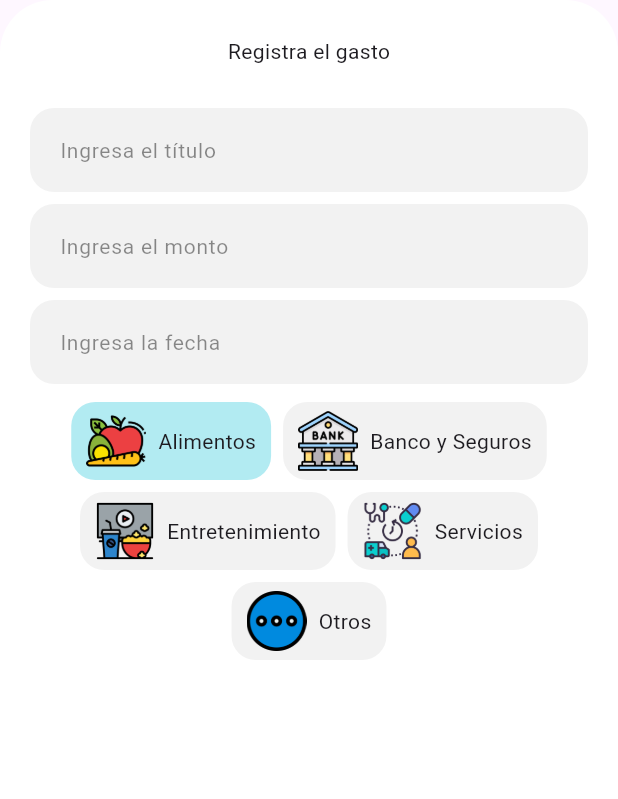
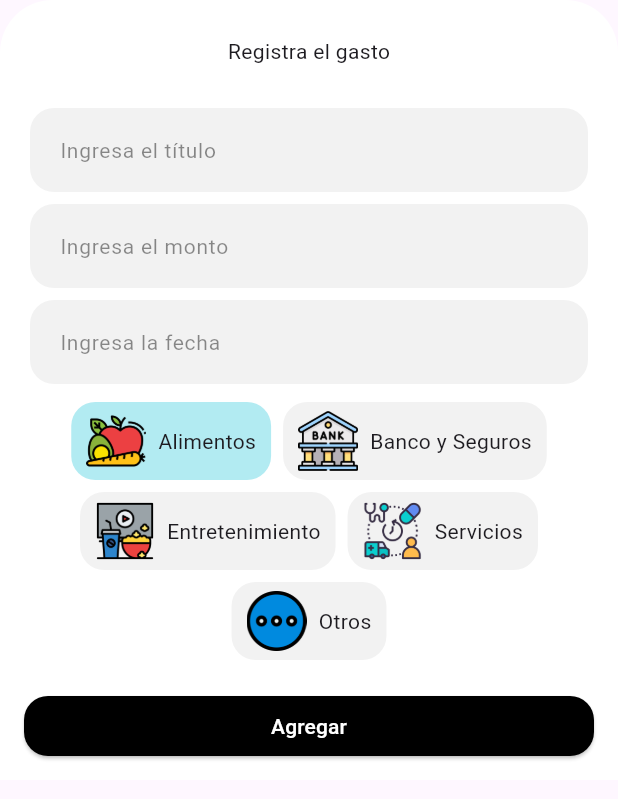
Before and after one commit to fr4nsgallegos/gastosappg10, a Flutter app: the RegisterModal widget shown alone on an empty page, opened directly, on a phone screen of 412 x 824 dp. Shown: the top 799 px of the screen. Run offline on Flutter 3.47's test engine with Material 3 defaults, Android fonts, the phone set to English and light mode, and no system bars.

Commit message:
finish interface

```diff
--- a/lib/pages/home_page.dart
+++ b/lib/pages/home_page.dart
@@ -14,7 +14,11 @@ class _HomePageState extends State<HomePage> {
       backgroundColor: Colors.transparent,
       context: context,
       builder: (BuildContext contex) {
-        return RegisterModal();
+        return Padding(
+          padding:
+              EdgeInsets.only(bottom: MediaQuery.of(context).viewInsets.bottom),
+          child: RegisterModal(),
+        );
       },
     );
   }
--- a/lib/widgets/register_modal.dart
+++ b/lib/widgets/register_modal.dart
@@ -15,17 +15,41 @@ class _RegisterModalState extends State<RegisterModal> {
 
   String typeSelected = "Alimentos";
 
+  _builAddButton() {
+    return Container(
+      margin: EdgeInsets.symmetric(vertical: 16),
+      width: double.infinity,
+      height: 40,
+      child: ElevatedButton(
+        style: ElevatedButton.styleFrom(
+          backgroundColor: Colors.black,
+          shape: RoundedRectangleBorder(
+            borderRadius: BorderRadius.circular(16),
+          ),
+        ),
+        onPressed: () {},
+        child: Text(
+          "Agregar",
+          style: TextStyle(
+            color: Colors.white,
+          ),
+        ),
+      ),
+    );
+  }
+
   @override
   Widget build(BuildContext context) {
     return Container(
       width: double.infinity,
-      padding: EdgeInsets.symmetric(vertical: 24, horizontal: 16),
+      padding: EdgeInsets.only(top: 24, left: 16, right: 16),
       decoration: BoxDecoration(
           color: Colors.white,
           borderRadius: BorderRadius.only(
             topLeft: Radius.circular(35),
             topRight: Radius.circular(35),
           )),
+      child: SingleChildScrollView(
         child: Column(
           children: [
             Text("Registra el gasto"),
@@ -55,8 +79,10 @@ class _RegisterModalState extends State<RegisterModal> {
                     )
                     .toList(),
               ),
-          )
+            ),
+            _builAddButton(),
           ],
+        ),
       ),
     );
   }
```
Lines whose indentation alone changed are shown as unchanged.
